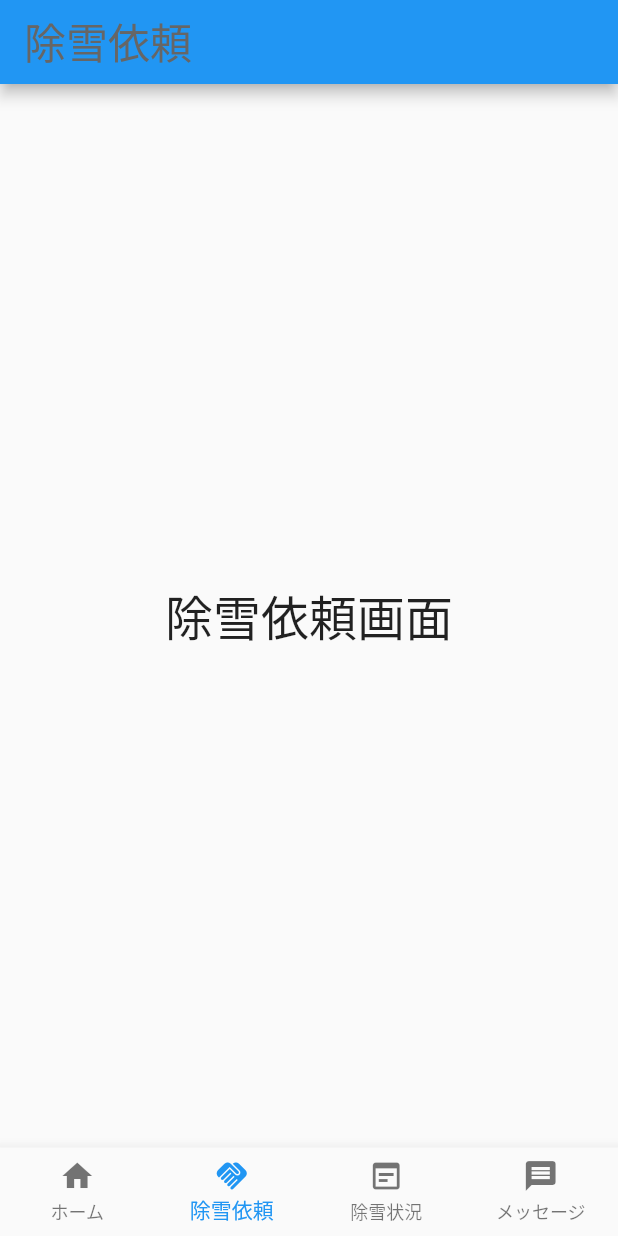
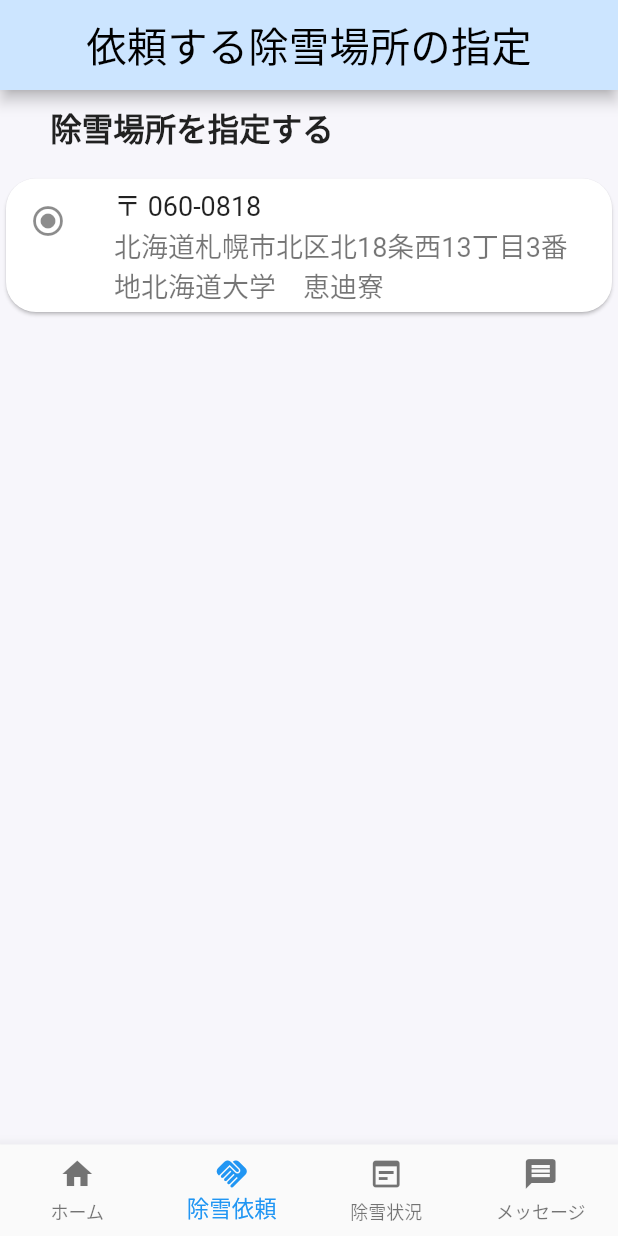
Before and after one commit to spr2140852/github_test, a Flutter app: the screen it shows after launch, item 2 of the bottom bar chosen, on a phone screen of 412 x 824 dp. Run offline on Flutter 3.47's test engine with Material 2 defaults, Android fonts, the phone set to English and light mode, and no system bars.

Commit message:
シマエナガ画像の追加・クラスファイルの作成（テスト）・その他文字の大きさ変更など

```diff
--- a/lib/kono.dart
+++ b/lib/kono.dart
@@ -48,10 +48,12 @@ class _MyStatefulWidgetState extends State<MyStatefulWidget> {
     return Scaffold(
       body: _screens[_selectedIndex],
       bottomNavigationBar: BottomNavigationBar(
+        selectedFontSize: 15.0,
+        unselectedFontSize: 12.0,
         currentIndex: _selectedIndex,
         onTap: _onItemTapped,
         items: const <BottomNavigationBarItem> [
-          BottomNavigationBarItem(icon: Icon(Icons.home), label: 'ホーム'),
+          BottomNavigationBarItem(icon: Icon(Icons.home), label: 'ホーム',),
           BottomNavigationBarItem(icon: Icon(Icons.handshake), label: '除雪依頼'),
           BottomNavigationBarItem(icon: Icon(Icons.wysiwyg), label: '除雪状況'),
           BottomNavigationBarItem(icon: Icon(Icons.message), label: 'メッセージ'),
--- a/lib/screens/kono_workRequest.dart
+++ b/lib/screens/kono_workRequest.dart
@@ -6,21 +6,57 @@ class WorkRequestScreen extends StatelessWidget {
   @override
   Widget build(BuildContext context) {
     return Scaffold(
+      backgroundColor: Color(0xfff7f6fb),
       appBar: AppBar(
-        title: const Text('除雪依頼',
+        toolbarHeight: 60.0,
+        centerTitle: true,
+        backgroundColor: Color(0xffcce5ff),
+        title: const Text('依頼する除雪場所の指定',
           style: TextStyle(
-            fontSize: 28.0,
-            color: Color(0xff666666)
+            fontSize: 27.0,
+            color: Colors.black
           ),
         ),
       ),
-      body: const Center(
-        child: Text('除雪依頼画面',
-          style: TextStyle(
-            fontSize: 32.0
+      body: ListView(
+            children: <Widget>[
+              SizedBox(height: 10.0),
+              Container(
+                height: 35.0,
+                child: Align(
+                  alignment: Alignment(-0.7,  -1),
+                  child: Text('除雪場所を指定する',
+                    style: TextStyle(
+                        fontSize: 21.0,
+                        fontWeight: FontWeight.bold
+                    ),
+                  ),
+                ),
+              ),
+              SizedBox(height: 10.0),
+              SizedBox(
+                child: Card(
+                  shape: RoundedRectangleBorder(
+                      borderRadius: BorderRadius.circular(20)
+                  ),
+                  child: Center(
+                    child: ListTile(
+                      leading: Icon(Icons.radio_button_checked),
+                      title: Text('〒 060-0818',
+                      style: TextStyle(
+                        fontSize: 18.0,
+                      ),),
+                      subtitle: Flexible(child: Text('北海道札幌市北区北18条西13丁目3番地北海道大学　恵迪寮',
+                      style: TextStyle(
+                        fontSize: 18.0,
+                      ),)),
+                    ),
+                  )
+                ),
+                width: 50.0,
+              ),
+            ],
           ),
-        ),
-      ),
     );
   }
 }
```
Also changed, not shown: lib/screens/AddressList.dart (added, +50 -0 lines), lib/screens/kono_home.dart (+17 -9 lines), pubspec.yaml (+5 -2 lines), images/shimaenaga.png (added), 1 other file.
